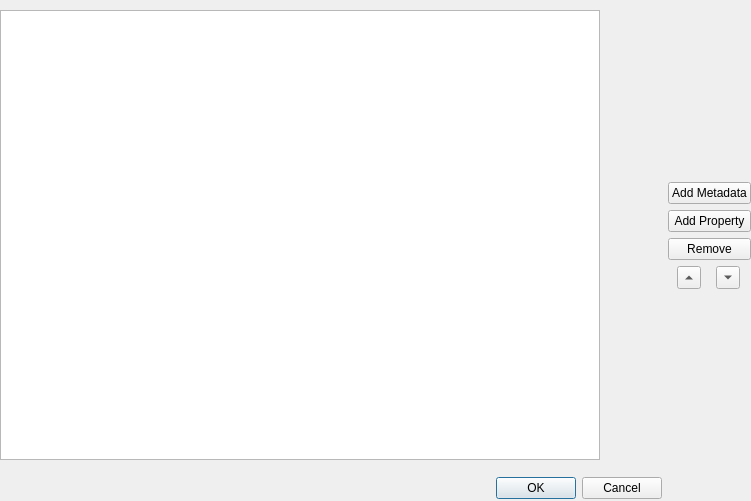
The window that src/Form_Files/MetaEditor.ui (Sigil-Ebook/Sigil) describes before a commit, drawn with Qt 5.
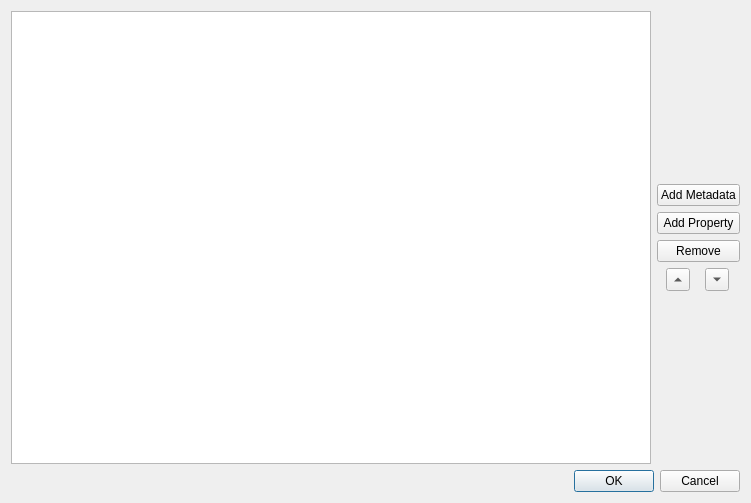
The same window after the commit.

Commit message: Cosmetic tweaks to new metadata editor

The edit to the form file:
```diff
--- a/src/Form_Files/MetaEditor.ui
+++ b/src/Form_Files/MetaEditor.ui
@@ -7,11 +7,11 @@
     <x>0</x>
     <y>0</y>
     <width>751</width>
-    <height>501</height>
+    <height>503</height>
    </rect>
   </property>
   <property name="sizePolicy">
-   <sizepolicy hsizetype="MinimumExpanding" vsizetype="MinimumExpanding">
+   <sizepolicy hsizetype="Preferred" vsizetype="Preferred">
     <horstretch>0</horstretch>
     <verstretch>0</verstretch>
    </sizepolicy>
@@ -19,16 +19,18 @@
   <property name="windowTitle">
    <string>MetaData Editor</string>
   </property>
-  <widget class="QWidget" name="gridLayoutWidget_3">
-   <property name="geometry">
-    <rect>
-     <x>0</x>
-     <y>0</y>
-     <width>751</width>
-     <height>499</height>
-    </rect>
-   </property>
+  <layout class="QGridLayout" name="gridLayout_2">
+   <item row="0" column="0">
    <layout class="QGridLayout" name="gridLayout_3">
+     <property name="leftMargin">
+      <number>0</number>
+     </property>
+     <property name="rightMargin">
+      <number>0</number>
+     </property>
+     <property name="bottomMargin">
+      <number>0</number>
+     </property>
     <item row="0" column="1">
      <layout class="QGridLayout" name="gridLayout">
       <item row="5" column="0">
@@ -119,23 +121,13 @@
       </item>
      </layout>
     </item>
-    <item row="1" column="0">
-     <widget class="QDialogButtonBox" name="buttonBox">
-      <property name="toolTip">
-       <string>Use OK to commit your metdata changes to the epub, otherwise use Cancel.</string>
-      </property>
-      <property name="standardButtons">
-       <set>QDialogButtonBox::Cancel|QDialogButtonBox::Ok</set>
-      </property>
-     </widget>
-    </item>
     <item row="0" column="0">
      <widget class="QTreeView" name="view">
       <property name="enabled">
        <bool>true</bool>
       </property>
       <property name="sizePolicy">
-       <sizepolicy hsizetype="Maximum" vsizetype="Maximum">
+        <sizepolicy hsizetype="Expanding" vsizetype="Expanding">
         <horstretch>0</horstretch>
         <verstretch>0</verstretch>
        </sizepolicy>
@@ -173,7 +165,18 @@
      </widget>
     </item>
    </layout>
-  </widget>
+   </item>
+   <item row="1" column="0">
+    <widget class="QDialogButtonBox" name="buttonBox">
+     <property name="toolTip">
+      <string>Use OK to commit your metdata changes to the epub, otherwise use Cancel.</string>
+     </property>
+     <property name="standardButtons">
+      <set>QDialogButtonBox::Cancel|QDialogButtonBox::Ok</set>
+     </property>
+    </widget>
+   </item>
+  </layout>
  </widget>
  <resources/>
  <connections/>
```
Lines whose indentation alone changed are shown as unchanged.
